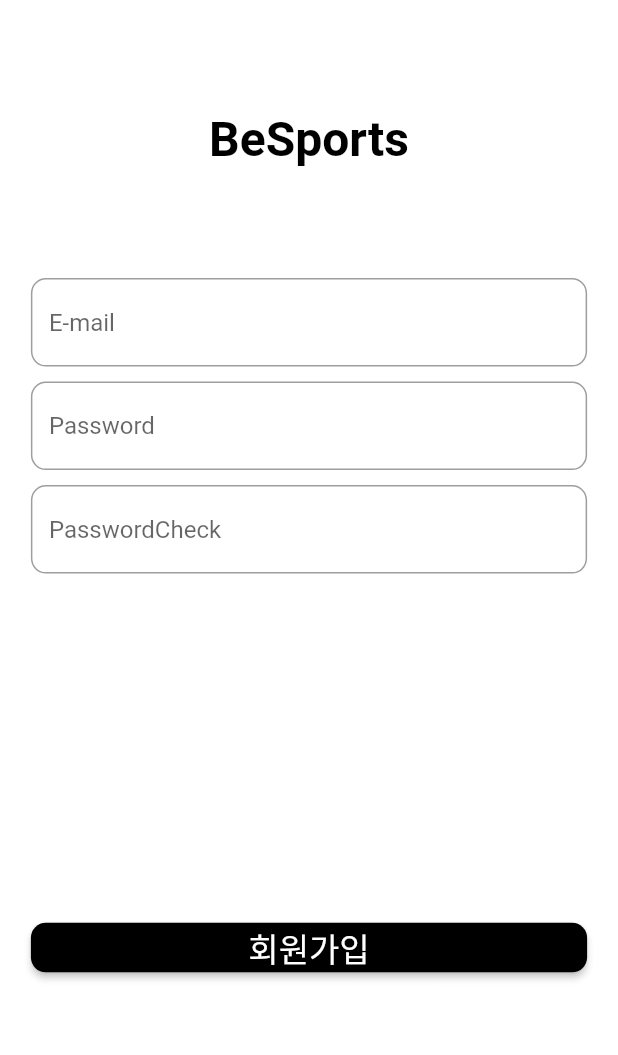
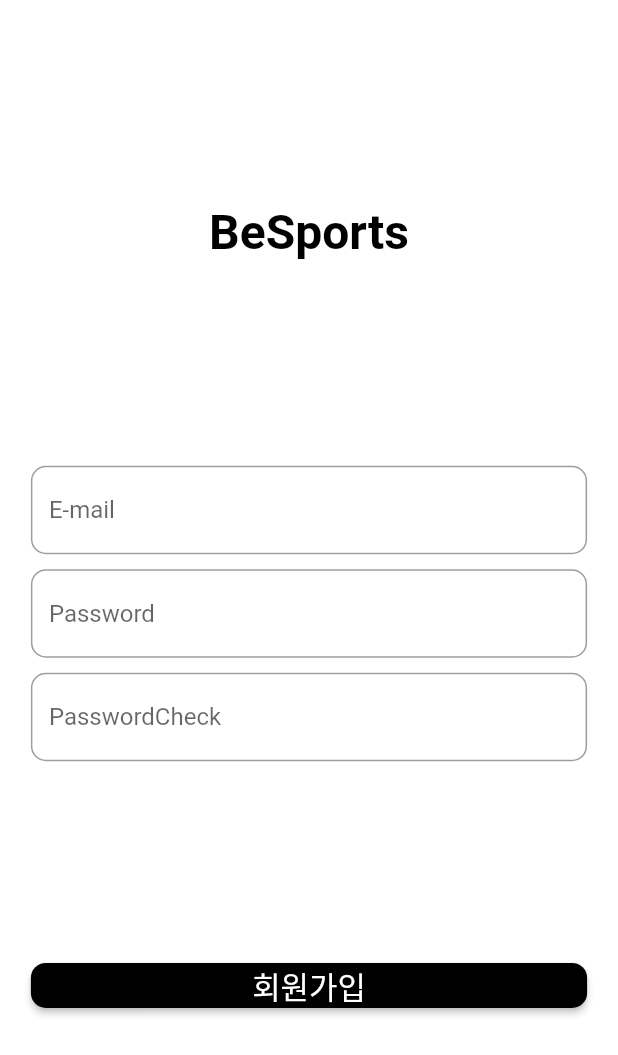
Before and after one commit to Anythink-BeSports/besports_app, a Flutter app: the screen it shows after launch, after a tap on "회원가입", on a phone screen of 412 x 824 dp. Shown: the top 1055 px of the screen. Run offline on Flutter 3.47's test engine with Material 2 defaults, Android fonts, the phone set to English and light mode, and no system bars; our stand-ins replace firebase_auth, firebase_core, flutter_screenutil, get; accounts and stored records are empty.

Commit message:
[#19] 로그인, 회원가입 화면 margin 및 크기 수정

```diff
--- a/lib/login_page.dart
+++ b/lib/login_page.dart
@@ -1,4 +1,5 @@
 import 'package:flutter/material.dart';
+import 'package:flutter_screenutil/flutter_screenutil.dart';
 import 'package:get/get.dart';
 import 'package:sports_application/register_page.dart';
 import 'package:sports_application/service.controller/Auth_controller.dart';
@@ -17,23 +18,23 @@ class _LoginPageState extends State<LoginPage> {
   @override
   Widget build(BuildContext context) {
     double w = MediaQuery.of(context).size.width;
-    double h = MediaQuery.of(context).size.height;
     return Scaffold(
         backgroundColor: Colors.white,
         body: Column(
           mainAxisAlignment: MainAxisAlignment.spaceEvenly,
           children: [
-            SizedBox(
-              width: w,
-              height: h / 8,
+            Container(
+              height: 80.h,
+              padding: const EdgeInsets.all(10),
               child: Column(
                 mainAxisAlignment: MainAxisAlignment.center,
-                children: const [
+                children: [
                   Text(
                     "BeSports",
                     style: TextStyle(
+
                         color: Colors.black,
-                        fontSize: 32,
+                        fontSize: 28.sp,
                         fontWeight: FontWeight.bold
                     ),
                   ),
@@ -42,7 +43,7 @@ class _LoginPageState extends State<LoginPage> {
             ),
             SizedBox(
               width: w - w / 10,
-              height: h / 3,
+              height: 150.h,
               child: Column(
                 children: [
                   TextField(
@@ -91,25 +92,24 @@ class _LoginPageState extends State<LoginPage> {
               ),
             ),
             SizedBox(
-              width: w,
-              height: h / 3,
+              height: 120.h,
               child: Column(
                 children: [
                   ElevatedButton(style: ElevatedButton.styleFrom(
                       primary: Colors.black,
-                      minimumSize: Size(w - w / 10, 24),
-                      textStyle: const TextStyle(fontSize: 22),
+                      minimumSize: Size(w - w / 10, 15.h),
+                      textStyle: TextStyle(fontSize: 18.sp),
                       shape: RoundedRectangleBorder(
                           borderRadius: BorderRadius.circular(10)
                       )
                   ),
                       onPressed: () => AuthController.instance.login(emailController.text.trim(), passwordController.text.trim()),
                       child: const Text("로그인")),
-                  SizedBox(width: w, height: 10),
+                  SizedBox(width: w, height: 5),
                   TextButton(style: TextButton.styleFrom(
                       primary: Colors.black,
-                      minimumSize: Size(w - w / 10, 24),
-                      textStyle: const TextStyle(fontSize: 22),
+                      minimumSize: Size(w - w / 10, 15.h),
+                      textStyle: TextStyle(fontSize: 18.sp),
                       shape: RoundedRectangleBorder(
                           borderRadius: BorderRadius.circular(10)
                       )
--- a/lib/register_page.dart
+++ b/lib/register_page.dart
@@ -1,4 +1,5 @@
 import 'package:flutter/material.dart';
+import 'package:flutter_screenutil/flutter_screenutil.dart';
 
 class RegisterPage extends StatefulWidget {
   const RegisterPage({Key? key}) : super(key: key);
@@ -11,15 +12,15 @@ class _RegisterPageState extends State<RegisterPage> {
   @override
   Widget build(BuildContext context) {
     double w = MediaQuery.of(context).size.width;
-    double h = MediaQuery.of(context).size.height;
     return Scaffold(
         backgroundColor: Colors.white,
         body: Column(
           mainAxisAlignment: MainAxisAlignment.spaceEvenly,
           children: [
-            SizedBox(
+            Container(
                 width: w,
-                height: h / 5,
+                height: 80.h,
+                padding: const EdgeInsets.all(10),
                 child: Column(
                   mainAxisAlignment: MainAxisAlignment.center,
                   children: const [
@@ -36,7 +37,7 @@ class _RegisterPageState extends State<RegisterPage> {
             ),
             SizedBox(
               width: w - w / 10,
-              height: h / 2,
+              height: 180.h,
               child: Column(
                 children: [
                   TextField(
@@ -62,6 +63,7 @@ class _RegisterPageState extends State<RegisterPage> {
                   SizedBox(width: w, height: 10),
                   TextField(
 //                      controller: emailController,
+                    obscureText: true,
                     decoration: InputDecoration(
                       hintText: "Password",
                       focusedBorder: OutlineInputBorder(
@@ -83,6 +85,7 @@ class _RegisterPageState extends State<RegisterPage> {
                   SizedBox(width: w, height: 10),
                   TextField(
 //                      controller: emailController,
+                    obscureText: true,
                     decoration: InputDecoration(
                       hintText: "PasswordCheck",
                       focusedBorder: OutlineInputBorder(
@@ -106,13 +109,13 @@ class _RegisterPageState extends State<RegisterPage> {
             ),
             SizedBox(
               width: w,
-              height: h / 4,
+              height: 70.h,
               child: Column(
                 children: [
                   ElevatedButton(style: ElevatedButton.styleFrom(
                       primary: Colors.black,
-                      minimumSize: Size(w - w / 10, 24),
-                      textStyle: const TextStyle(fontSize: 22),
+                      minimumSize: Size(w - w / 10, 15.h),
+                      textStyle: TextStyle(fontSize: 18.sp),
                       shape: RoundedRectangleBorder(
                           borderRadius: BorderRadius.circular(10)
                       )
```
